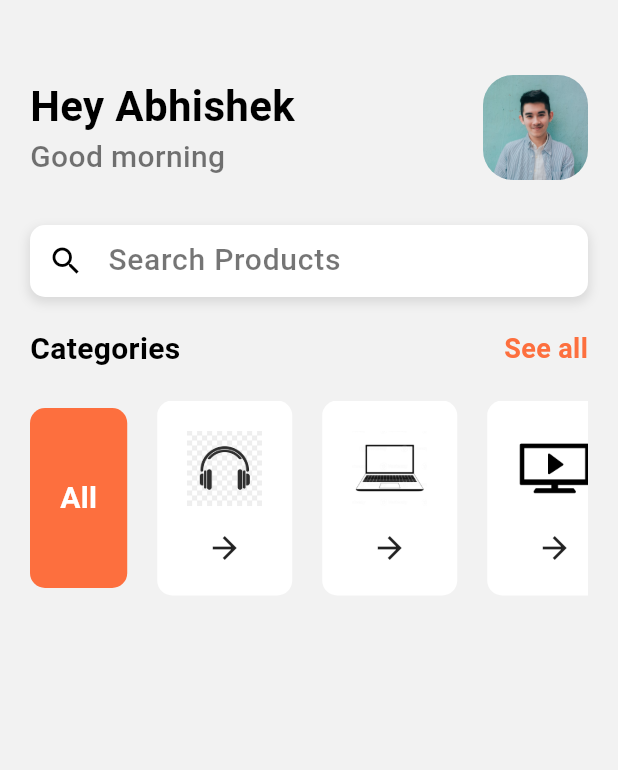
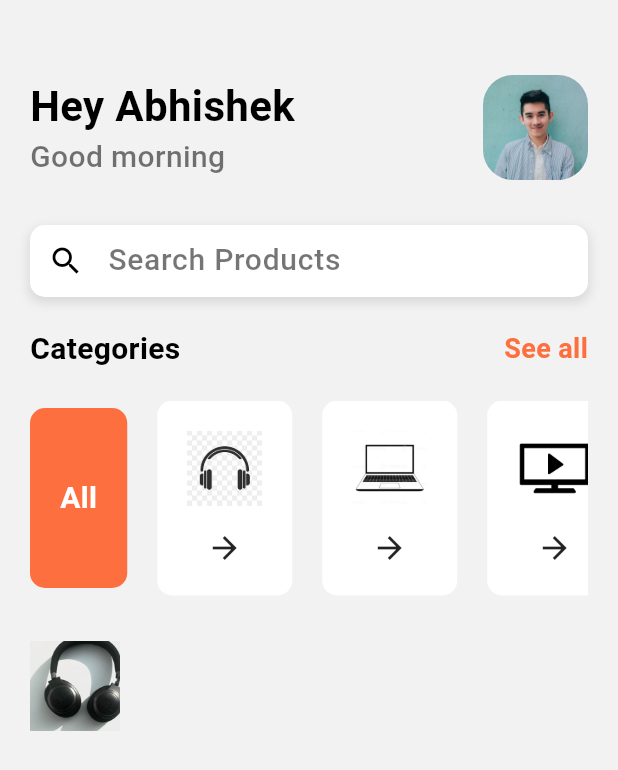
Before and after one commit to Abhismart786/FlutterProject, a Flutter app: the screen it shows after launch, on a phone screen of 412 x 824 dp. Shown: the top 770 px of the screen. Run offline on Flutter 3.47's test engine with Material 3 defaults, Android fonts, the phone set to English and light mode, and no system bars.

Commit message:
8 commit

```diff
--- a/lib/Pages/home.dart
+++ b/lib/Pages/home.dart
@@ -129,6 +129,20 @@ class _HomeState extends State<Home> {
                 ),
           ],
             ),
+            SizedBox(height: 30.0,),
+            Container(
+              height: 190,
+            child: ListView(
+              shrinkWrap: true,
+              scrollDirection: Axis.horizontal,
+              children: [
+                 Column(children:[
+                  Image.asset("images/headphone.PNG",height:60,width:60,fit:BoxFit.cover),
+                ],),
+              ],
+            ),
+            )
+
         ],
         ),
       ),
```
